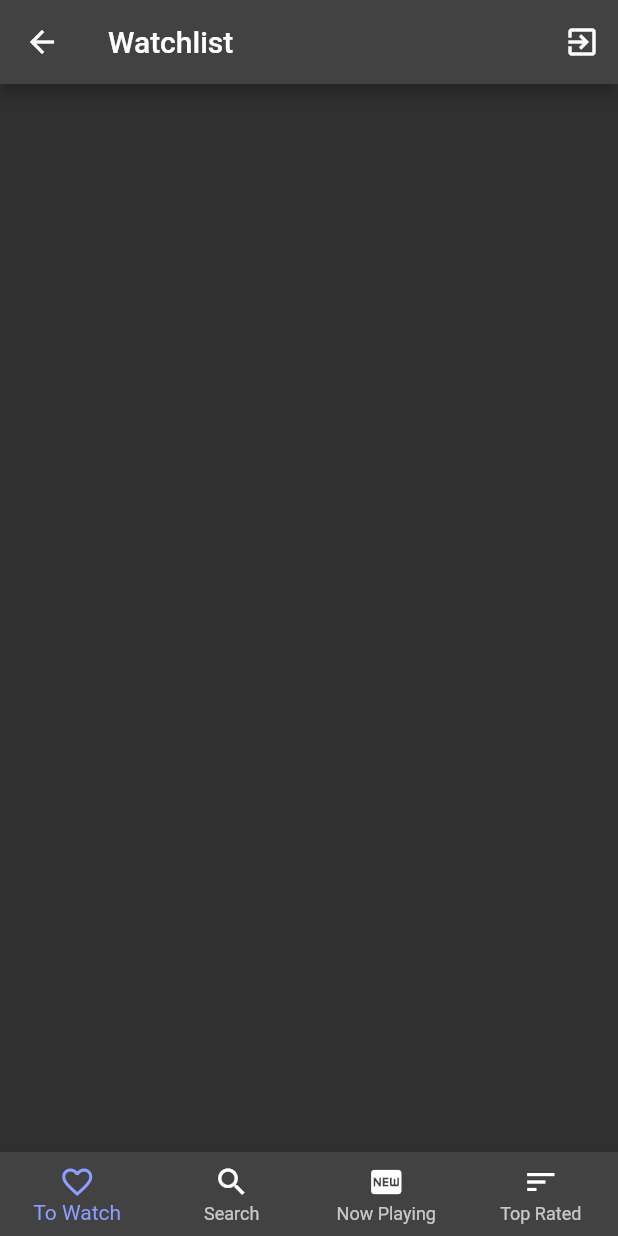
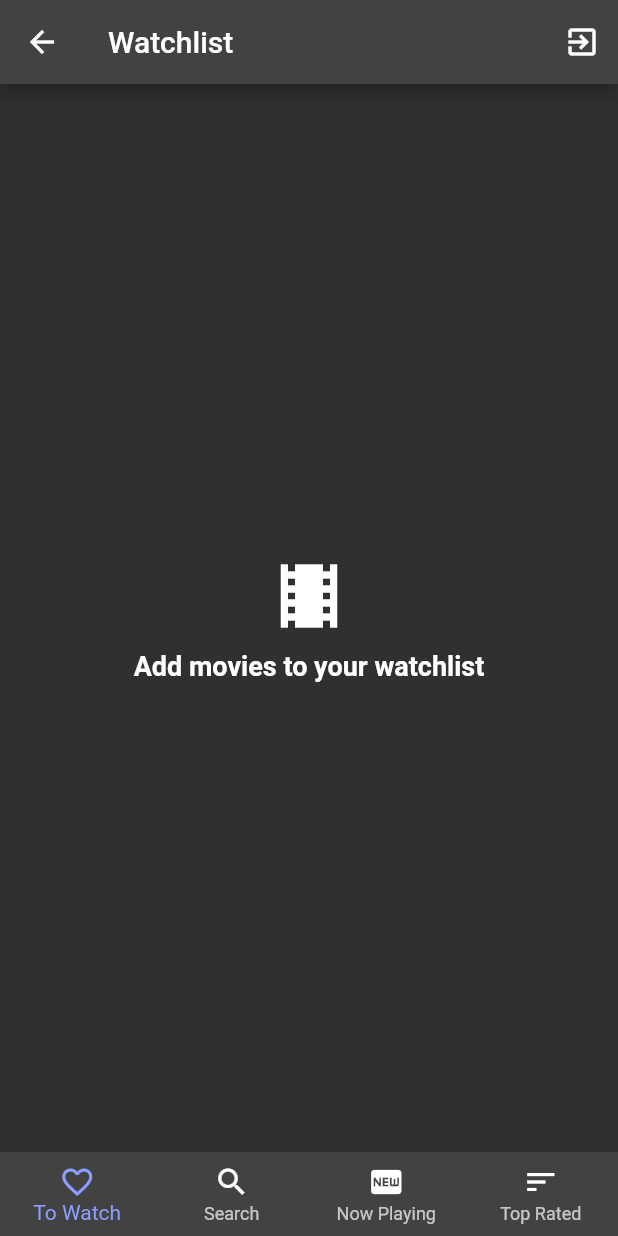
Before and after one commit to melnychuk-yaro/watchlist, a Flutter app: the HomeScreen screen opened directly, on a phone screen of 412 x 824 dp. Run offline on Flutter 3.47's test engine with Material 2 defaults, Android fonts, the phone set to English and light mode, and no system bars; our stand-ins replace bloc, cloud_firestore, equatable, firebase_auth, firebase_core, flutter_bloc and 4 more; accounts and stored records are empty.

Commit message:
Added styled text widget

```diff
--- a/lib/presentation/screens/favorites.dart
+++ b/lib/presentation/screens/favorites.dart
@@ -2,6 +2,7 @@ import 'package:flutter/material.dart';
 import 'package:flutter_bloc/flutter_bloc.dart';
 import 'package:watchlist/business_logic/bloc/favorites_bloc.dart';
 import 'package:watchlist/presentation/widgets/movie-card.dart';
+import 'package:watchlist/presentation/widgets/styled-text.dart';
 
 class Favorites extends StatelessWidget {
   final PageStorageKey key;
@@ -20,7 +21,8 @@ class Favorites extends StatelessWidget {
           );
         }
         if (state is FavoritesLoaded) {
-          return GridView(
+          return state.loadedMovies.length > 0
+              ? GridView(
                   gridDelegate: SliverGridDelegateWithMaxCrossAxisExtent(
                     maxCrossAxisExtent: 300.0,
                     childAspectRatio: 0.75,
@@ -29,7 +31,8 @@ class Favorites extends StatelessWidget {
                   children: state.loadedMovies
                       .map((movie) => MovieCard(movie: movie))
                       .toList(),
-          );
+                )
+              : StyledText(text: 'Add movies to your watchlist');
         }
         return Center(
           child: const CircularProgressIndicator(),
--- /dev/null
+++ b/lib/presentation/widgets/styled-text.dart
@@ -0,0 +1,29 @@
+import 'package:flutter/material.dart';
+
+class StyledText extends StatelessWidget {
+  final String text;
+  const StyledText({this.text});
+
+  @override
+  Widget build(BuildContext context) {
+    return Center(
+      child: Column(
+        mainAxisSize: MainAxisSize.min,
+        children: [
+          Icon(
+            Icons.local_movies,
+            size: 56,
+          ),
+          const SizedBox(height: 8),
+          Text(
+            text,
+            style: TextStyle(
+              fontWeight: FontWeight.bold,
+              fontSize: 18,
+            ),
+          ),
+        ],
+      ),
+    );
+  }
+}
```
Also changed, not shown: lib/presentation/screens/search.dart (+7 -19 lines). Lines whose indentation alone changed are shown as unchanged.
